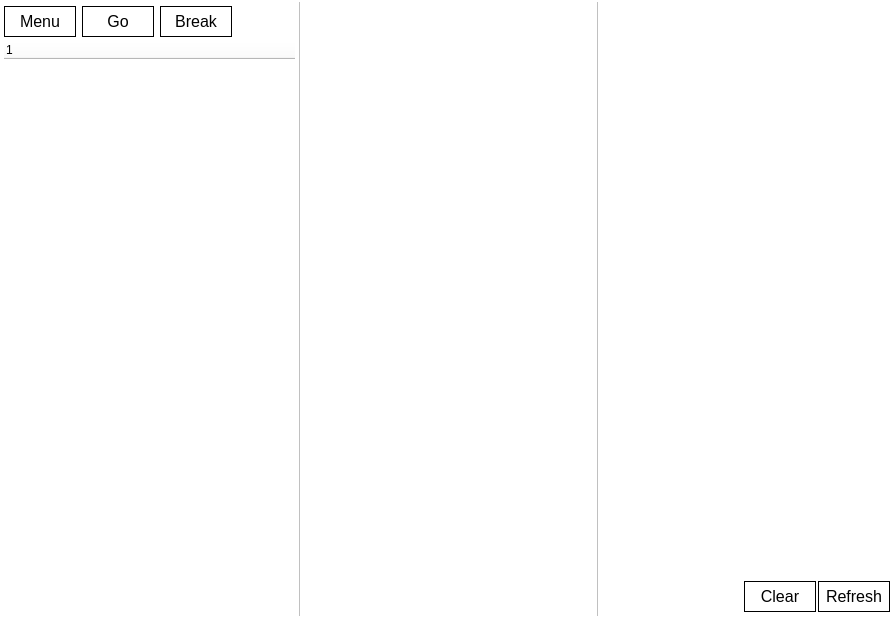
This is src/mainwindow.ui in deszczowy/ny-coder as Qt 5 draws it before an edit. The edited form follows.
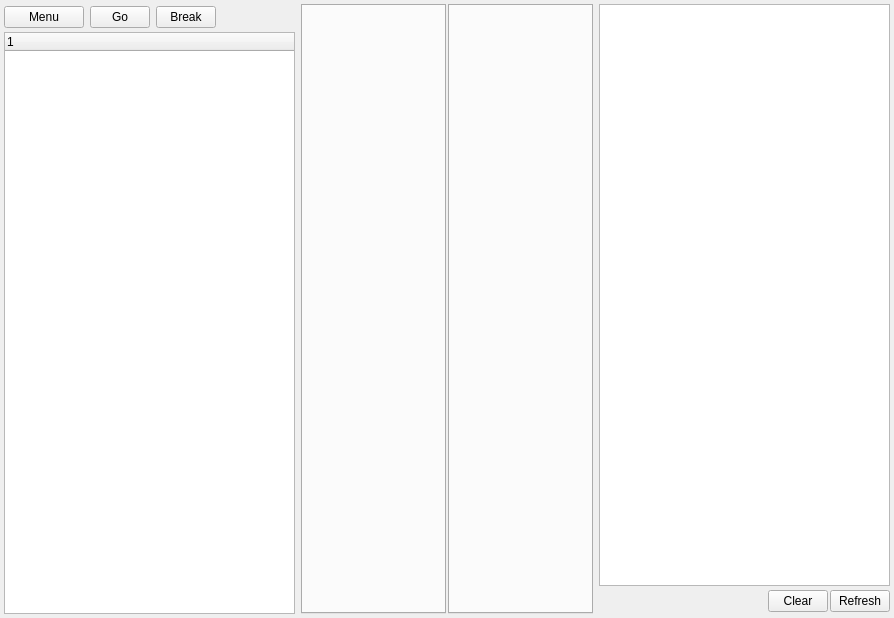
This is the edited form.

```diff
--- a/src/mainwindow.ui
+++ b/src/mainwindow.ui
@@ -14,129 +14,11 @@
    <string>ny-coder</string>
   </property>
   <property name="styleSheet">
-   <string notr="true">QWidget
-{
-background-color: #fff;
-border: 0;
-}
-
-QTabWidget::pane { /* The tab widget frame */
-border: 0px solid red;
-border-radius: 0px;
-background-color: #dedede;
-}
-QTabWidget::tab-bar {
-left: 0px; /* move to the right by 5px */
-}
-/* Style the tab using the tab sub-control. Note that it reads QTabBar _not_ QTabWidget */
-QTabBar::tab {
-border: 0;
-border-radius: 0;
-min-width: 8ex;
-padding: 10px;
-background-color: #ffffff;
-}
-QTabBar::tab:selected, QTabBar::tab:hover {
-
-}
-QTabBar::tab:selected {
-border-bottom: 2px solid #00f; /* same as pane color */
-}
-QTabBar::tab:!selected {
-margin-top: 4px; /* make non-selected tabs look smaller */
-background-color: #ededed;
-}
-
-
-QPushButton
-{
-border: 1px solid black;
-border-radius: 0;
-padding: 5px;
-min-width: 60px;
-
-font-family: 'URW Gothic L';
-font-size: 16px;
-}
-
-QComboBox
-{
-border: 1px solid black;
-border-radius: 0;
-padding: 5px;
-}
-
-
-
-
-
-QFrame#outputPane
-{
-border-left:1px solid silver;
-}
-
-QFrame#editorPane
-{
-border-left:1px solid silver;
-}
-
-
-
-
-
-
-
-
-
-
-QScrollBar:vertical
-{
-border: 0;
-background:white;
-width:10px;    
-margin: 0;
-}
-
-
-QScrollBar::handle:vertical
-{
-min-height: 0px;
-background-color: #ddd;
-border-radius: 4px;
-}
-
-QScrollBar::add-line:vertical
-{
-height: 0px;
-subcontrol-position: bottom;
-subcontrol-origin: margin;
-}
-
-QScrollBar::sub-line:vertical
-{
-height: 0 px;
-subcontrol-position: top;
-subcontrol-origin: margin;
-}
-
-QMenu
-{
-padding: 5px;
-}
-
-QMenu::item
-{
-padding: 5px;
-}
-
-QMenu::item:selected
-{
-color: #f00;
-}</string>
+   <string notr="true"/>
   </property>
   <widget class="QWidget" name="mainContainer">
    <property name="styleSheet">
-    <string notr="true">background-color: #fff;</string>
+    <string notr="true"/>
    </property>
    <layout class="QHBoxLayout" name="horizontalLayout">
     <property name="spacing">
@@ -343,7 +225,7 @@
           <bool>false</bool>
          </property>
          <property name="styleSheet">
-          <string notr="true">border: 0;</string>
+          <string notr="true"/>
          </property>
          <property name="readOnly">
           <bool>true</bool>
```
